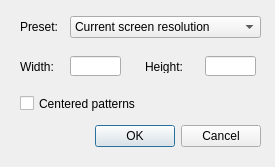
The window that qt/MapperTool/inversedialog.ui (fieldOfView/uv-mapper) describes before a commit, drawn with Qt 5.
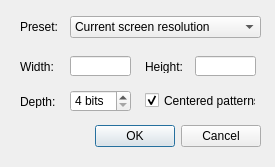
The same window after the commit.

What changed in the file:
```diff
--- a/qt/MapperTool/inversedialog.ui
+++ b/qt/MapperTool/inversedialog.ui
@@ -58,7 +58,7 @@
     <rect>
      <x>70</x>
      <y>56</y>
-     <width>51</width>
+     <width>61</width>
      <height>20</height>
     </rect>
    </property>
@@ -72,9 +72,9 @@
   <widget class="QLineEdit" name="lineEditHeight">
    <property name="geometry">
     <rect>
-     <x>205</x>
+     <x>195</x>
      <y>56</y>
-     <width>51</width>
+     <width>61</width>
      <height>20</height>
     </rect>
    </property>
@@ -187,15 +187,50 @@
   <widget class="QCheckBox" name="checkCentered">
    <property name="geometry">
     <rect>
-     <x>20</x>
-     <y>95</y>
-     <width>241</width>
+     <x>145</x>
+     <y>92</y>
+     <width>111</width>
      <height>17</height>
     </rect>
    </property>
    <property name="text">
     <string>Centered patterns</string>
    </property>
+   <property name="checked">
+    <bool>true</bool>
+   </property>
+  </widget>
+  <widget class="QSpinBox" name="spinBoxDepth">
+   <property name="geometry">
+    <rect>
+     <x>70</x>
+     <y>90</y>
+     <width>61</width>
+     <height>22</height>
+    </rect>
+   </property>
+   <property name="suffix">
+    <string> bits</string>
+   </property>
+   <property name="minimum">
+    <number>4</number>
+   </property>
+   <property name="maximum">
+    <number>15</number>
+   </property>
+  </widget>
+  <widget class="QLabel" name="labelDepth">
+   <property name="geometry">
+    <rect>
+     <x>20</x>
+     <y>95</y>
+     <width>46</width>
+     <height>13</height>
+    </rect>
+   </property>
+   <property name="text">
+    <string>Depth:</string>
+   </property>
   </widget>
  </widget>
  <resources/>
```
Left out of the diff: 33 changed lines with no effect on the pictures.
